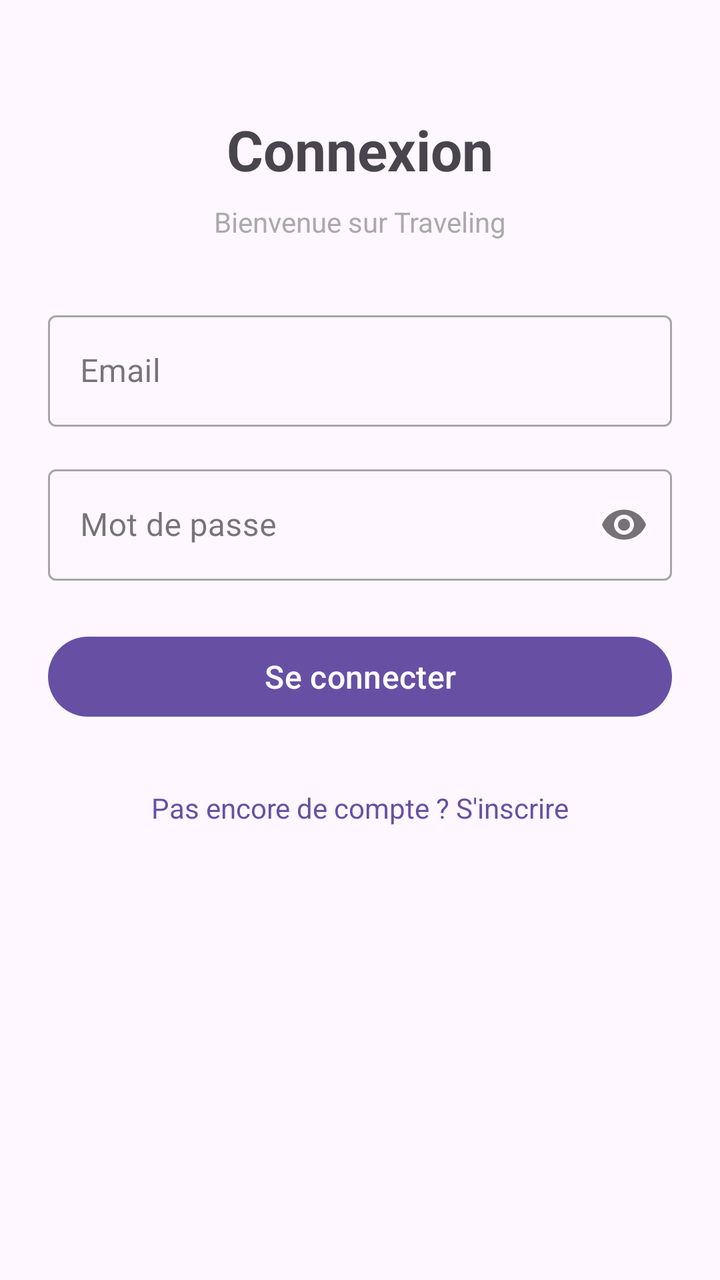
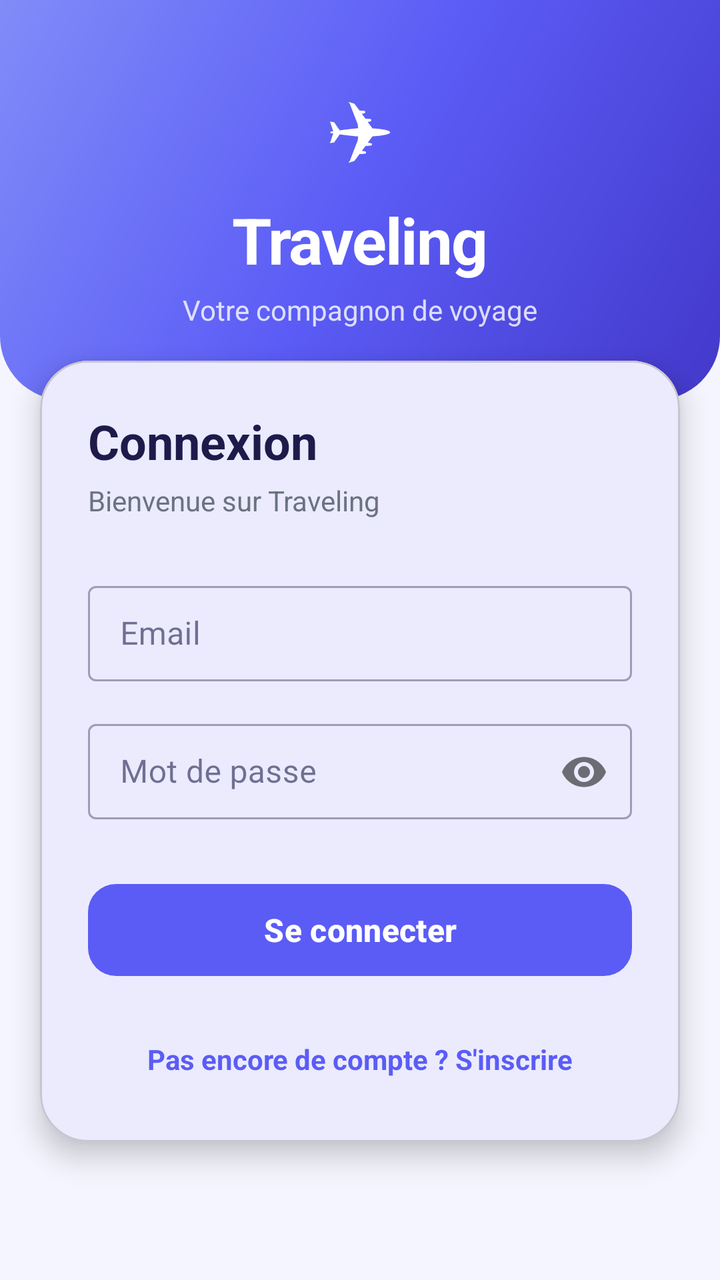

An Android layout rendered at two revisions. The XML below is the earlier revision; the diff shows what the commit changed to produce the second picture.
<!-- AndroidManifest.xml: application theme Theme.Traveling -->
<!-- res/layout/fragment_login.xml -->
<?xml version="1.0" encoding="utf-8"?>
<ScrollView xmlns:android="http://schemas.android.com/apk/res/android"
    android:layout_width="match_parent"
    android:layout_height="match_parent">

    <LinearLayout
        android:layout_width="match_parent"
        android:layout_height="wrap_content"
        android:orientation="vertical"
        android:padding="24dp">

        <TextView
            android:layout_width="wrap_content"
            android:layout_height="wrap_content"
            android:layout_gravity="center_horizontal"
            android:layout_marginTop="32dp"
            android:text="Connexion"
            android:textSize="28sp"
            android:textStyle="bold" />

        <TextView
            android:layout_width="wrap_content"
            android:layout_height="wrap_content"
            android:layout_gravity="center_horizontal"
            android:layout_marginTop="8dp"
            android:layout_marginBottom="32dp"
            android:text="Bienvenue sur Traveling"
            android:textSize="14sp"
            android:textColor="@android:color/darker_gray" />

        <com.google.android.material.textfield.TextInputLayout
            android:layout_width="match_parent"
            android:layout_height="wrap_content"
            android:layout_marginBottom="16dp"
            android:hint="Email"
            style="@style/Widget.MaterialComponents.TextInputLayout.OutlinedBox">

            <com.google.android.material.textfield.TextInputEditText
                android:id="@+id/et_email"
                android:layout_width="match_parent"
                android:layout_height="wrap_content"
                android:inputType="textEmailAddress"
                android:imeOptions="actionNext" />

        </com.google.android.material.textfield.TextInputLayout>

        <com.google.android.material.textfield.TextInputLayout
            android:layout_width="match_parent"
            android:layout_height="wrap_content"
            android:layout_marginBottom="24dp"
            android:hint="Mot de passe"
            app:passwordToggleEnabled="true"
            style="@style/Widget.MaterialComponents.TextInputLayout.OutlinedBox"
            xmlns:app="http://schemas.android.com/apk/res-auto">

            <com.google.android.material.textfield.TextInputEditText
                android:id="@+id/et_password"
                android:layout_width="match_parent"
                android:layout_height="wrap_content"
                android:inputType="textPassword"
                android:imeOptions="actionDone" />

        </com.google.android.material.textfield.TextInputLayout>

        <ProgressBar
            android:id="@+id/progress_bar"
            android:layout_width="wrap_content"
            android:layout_height="wrap_content"
            android:layout_gravity="center_horizontal"
            android:layout_marginBottom="16dp"
            android:visibility="gone" />

        <com.google.android.material.button.MaterialButton
            android:id="@+id/btn_login"
            android:layout_width="match_parent"
            android:layout_height="wrap_content"
            android:text="Se connecter"
            android:textSize="16sp" />

        <TextView
            android:id="@+id/tv_go_register"
            android:layout_width="wrap_content"
            android:layout_height="wrap_content"
            android:layout_gravity="center_horizontal"
            android:layout_marginTop="24dp"
            android:text="Pas encore de compte ? S'inscrire"
            android:textColor="?attr/colorPrimary"
            android:padding="8dp" />

    </LinearLayout>
</ScrollView>
<!-- resources referenced by this layout -->
<resources>
  <style name="Theme.Traveling" parent="Base.Theme.Traveling" />
  <style name="Base.Theme.Traveling" parent="Theme.Material3.DayNight.NoActionBar">
          
          
      </style>
</resources>

<!-- the commit's change to res/layout/fragment_login.xml (unified diff, before → after) -->
@@ -1,91 +1,147 @@
 <?xml version="1.0" encoding="utf-8"?>
 <ScrollView xmlns:android="http://schemas.android.com/apk/res/android"
+    xmlns:app="http://schemas.android.com/apk/res-auto"
     android:layout_width="match_parent"
-    android:layout_height="match_parent">
+    android:layout_height="match_parent"
+    android:background="@color/colorBackground">
 
     <LinearLayout
         android:layout_width="match_parent"
         android:layout_height="wrap_content"
-        android:orientation="vertical"
-        android:padding="24dp">
+        android:orientation="vertical">
 
-        <TextView
-            android:layout_width="wrap_content"
-            android:layout_height="wrap_content"
-            android:layout_gravity="center_horizontal"
-            android:layout_marginTop="32dp"
-            android:text="Connexion"
-            android:textSize="28sp"
-            android:textStyle="bold" />
+        
+        <LinearLayout
+            android:layout_width="match_parent"
+            android:layout_height="200dp"
+            android:orientation="vertical"
+            android:gravity="center"
+            android:background="@drawable/bg_profile_header">
 
-        <TextView
-            android:layout_width="wrap_content"
-            android:layout_height="wrap_content"
-            android:layout_gravity="center_horizontal"
-            android:layout_marginTop="8dp"
-            android:layout_marginBottom="32dp"
-            android:text="Bienvenue sur Traveling"
-            android:textSize="14sp"
-            android:textColor="@android:color/darker_gray" />
+            <TextView
+                android:layout_width="wrap_content"
+                android:layout_height="wrap_content"
+                android:text="✈"
+                android:textSize="40sp"
+                android:textColor="@android:color/white" />
 
-        <com.google.android.material.textfield.TextInputLayout
+            <TextView
+                android:layout_width="wrap_content"
+                android:layout_height="wrap_content"
+                android:layout_marginTop="8dp"
+                android:text="Traveling"
+                android:textSize="32sp"
+                android:textStyle="bold"
+                android:textColor="@android:color/white"
+                android:letterSpacing="-0.02" />
+
+            <TextView
+                android:layout_width="wrap_content"
+                android:layout_height="wrap_content"
+                android:layout_marginTop="4dp"
+                android:text="Votre compagnon de voyage"
+                android:textSize="14sp"
+                android:textColor="#CCFFFFFF" />
+
+        </LinearLayout>
+
+        
+        <com.google.android.material.card.MaterialCardView
             android:layout_width="match_parent"
             android:layout_height="wrap_content"
-            android:layout_marginBottom="16dp"
-            android:hint="Email"
-            style="@style/Widget.MaterialComponents.TextInputLayout.OutlinedBox">
+            android:layout_marginHorizontal="20dp"
+            android:layout_marginTop="-20dp"
+            android:layout_marginBottom="24dp"
+            app:cardCornerRadius="24dp"
+            app:cardElevation="8dp"
+            app:cardBackgroundColor="@color/colorSurface">
 
-            <com.google.android.material.textfield.TextInputEditText
-                android:id="@+id/et_email"
+            <LinearLayout
                 android:layout_width="match_parent"
                 android:layout_height="wrap_content"
-                android:inputType="textEmailAddress"
-                android:imeOptions="actionNext" />
+                android:orientation="vertical"
+                android:padding="24dp">
 
-        </com.google.android.material.textfield.TextInputLayout>
+                <TextView
+                    android:layout_width="wrap_content"
+                    android:layout_height="wrap_content"
+                    android:text="Connexion"
+                    android:textSize="24sp"
+                    android:textStyle="bold"
+                    android:textColor="@color/colorTextPrimary"
+                    android:layout_marginBottom="4dp" />
 
-        <com.google.android.material.textfield.TextInputLayout
-            android:layout_width="match_parent"
-            android:layout_height="wrap_content"
-            android:layout_marginBottom="24dp"
-            android:hint="Mot de passe"
-            app:passwordToggleEnabled="true"
-            style="@style/Widget.MaterialComponents.TextInputLayout.OutlinedBox"
-            xmlns:app="http://schemas.android.com/apk/res-auto">
+                <TextView
+                    android:layout_width="wrap_content"
+                    android:layout_height="wrap_content"
+                    android:text="Bienvenue sur Traveling"
+                    android:textSize="14sp"
+                    android:textColor="@color/colorTextSecondary"
+                    android:layout_marginBottom="28dp" />
 
-            <com.google.android.material.textfield.TextInputEditText
-                android:id="@+id/et_password"
-                android:layout_width="match_parent"
-                android:layout_height="wrap_content"
-                android:inputType="textPassword"
-                android:imeOptions="actionDone" />
+                <com.google.android.material.textfield.TextInputLayout
+                    android:layout_width="match_parent"
+                    android:layout_height="wrap_content"
+                    android:layout_marginBottom="16dp"
+                    android:hint="Email"
+                    style="@style/Widget.MaterialComponents.TextInputLayout.OutlinedBox.Dense">
 
-        </com.google.android.material.textfield.TextInputLayout>
+                    <com.google.android.material.textfield.TextInputEditText
+                        android:id="@+id/et_email"
+                        android:layout_width="match_parent"
+                        android:layout_height="wrap_content"
+                        android:inputType="textEmailAddress"
+                        android:imeOptions="actionNext" />
 
-        <ProgressBar
-            android:id="@+id/progress_bar"
-            android:layout_width="wrap_content"
-            android:layout_height="wrap_content"
-            android:layout_gravity="center_horizontal"
-            android:layout_marginBottom="16dp"
-            android:visibility="gone" />
+                </com.google.android.material.textfield.TextInputLayout>
 
-        <com.google.android.material.button.MaterialButton
-            android:id="@+id/btn_login"
-            android:layout_width="match_parent"
-            android:layout_height="wrap_content"
-            android:text="Se connecter"
-            android:textSize="16sp" />
+                <com.google.android.material.textfield.TextInputLayout
+                    android:layout_width="match_parent"
+                    android:layout_height="wrap_content"
+                    android:layout_marginBottom="28dp"
+                    android:hint="Mot de passe"
+                    app:passwordToggleEnabled="true"
+                    style="@style/Widget.MaterialComponents.TextInputLayout.OutlinedBox.Dense">
 
-        <TextView
-            android:id="@+id/tv_go_register"
-            android:layout_width="wrap_content"
-            android:layout_height="wrap_content"
-            android:layout_gravity="center_horizontal"
-            android:layout_marginTop="24dp"
-            android:text="Pas encore de compte ? S'inscrire"
-            android:textColor="?attr/colorPrimary"
-            android:padding="8dp" />
+                    <com.google.android.material.textfield.TextInputEditText
+                        android:id="@+id/et_password"
+                        android:layout_width="match_parent"
+                        android:layout_height="wrap_content"
+                        android:inputType="textPassword"
+                        android:imeOptions="actionDone" />
+
+                </com.google.android.material.textfield.TextInputLayout>
+
+                <ProgressBar
+                    android:id="@+id/progress_bar"
+                    android:layout_width="wrap_content"
+                    android:layout_height="wrap_content"
+                    android:layout_gravity="center_horizontal"
+                    android:layout_marginBottom="16dp"
+                    android:visibility="gone" />
+
+                <com.google.android.material.button.MaterialButton
+                    android:id="@+id/btn_login"
+                    android:layout_width="match_parent"
+                    android:layout_height="54dp"
+                    android:text="Se connecter"
+                    android:textSize="16sp"
+                    android:textStyle="bold"
+                    app:cornerRadius="14dp" />
+
+                <TextView
+                    android:id="@+id/tv_go_register"
+                    android:layout_width="wrap_content"
+                    android:layout_height="wrap_content"
+                    android:layout_gravity="center_horizontal"
+                    android:layout_marginTop="20dp"
+                    android:text="Pas encore de compte ? S'inscrire"
+                    android:textColor="?attr/colorPrimary"
+                    android:textStyle="bold"
+                    android:padding="8dp" />
+
+            </LinearLayout>
+        </com.google.android.material.card.MaterialCardView>
 
     </LinearLayout>
 </ScrollView>
<!-- resource entries referenced after the edit -->
@@ -1,9 +1,50 @@
 <!-- resources referenced by this layout -->
 <resources>
+  <color name="colorBackground">#F5F5FF</color>
+  <color name="colorSurface">#FFFFFF</color>
+  <color name="colorTextPrimary">#1E1B4B</color>
+  <color name="colorTextSecondary">#6B7280</color>
+  <!-- drawable bg_profile_header (drawable) -->
+  <?xml version="1.0" encoding="utf-8"?>
+  <shape xmlns:android="http://schemas.android.com/apk/res/android">
+      <gradient
+          android:type="linear"
+          android:angle="135"
+          android:startColor="@color/colorPrimaryDark"
+          android:centerColor="@color/colorPrimary"
+          android:endColor="@color/colorPrimaryMedium" />
+      <corners
+          android:bottomLeftRadius="32dp"
+          android:bottomRightRadius="32dp" />
+  </shape>
   <style name="Theme.Traveling" parent="Base.Theme.Traveling" />
+  <color name="colorPrimaryDark">#4338CA</color>
+  <color name="colorPrimary">#5B5CF6</color>
+  <color name="colorPrimaryMedium">#818CF8</color>
   <style name="Base.Theme.Traveling" parent="Theme.Material3.DayNight.NoActionBar">
-          
-          
+          <item name="colorPrimary">@color/colorPrimary</item>
+          <item name="colorOnPrimary">@color/white</item>
+          <item name="colorPrimaryContainer">@color/colorPrimaryLight</item>
+          <item name="colorOnPrimaryContainer">@color/colorPrimaryDark</item>
+          <item name="colorSecondary">@color/colorSecondary</item>
+          <item name="colorOnSecondary">@color/white</item>
+          <item name="colorSecondaryContainer">@color/colorAccentLight</item>
+          <item name="colorOnSecondaryContainer">@color/colorAccentDark</item>
+          <item name="android:colorBackground">@color/colorBackground</item>
+          <item name="colorSurface">@color/colorSurface</item>
+          <item name="colorOnSurface">@color/colorTextPrimary</item>
+          <item name="colorOnSurfaceVariant">@color/colorTextSecondary</item>
+          <item name="colorError">@color/colorError</item>
+          <item name="colorOutline">@color/colorDivider</item>
+          <item name="android:statusBarColor">@color/colorPrimaryDark</item>
+          <item name="android:navigationBarColor">@color/colorSurface</item>
       </style>
+  <color name="white">#FFFFFFFF</color>
+  <color name="colorPrimaryLight">#EEF2FF</color>
+  <color name="colorSecondary">#F59E0B</color>
+  <color name="colorAccentLight">#FEF3C7</color>
+  <color name="colorAccentDark">#D97706</color>
+  <color name="colorError">#EF4444</color>
+  <color name="colorDivider">#E5E7EB</color>
 </resources>
 
